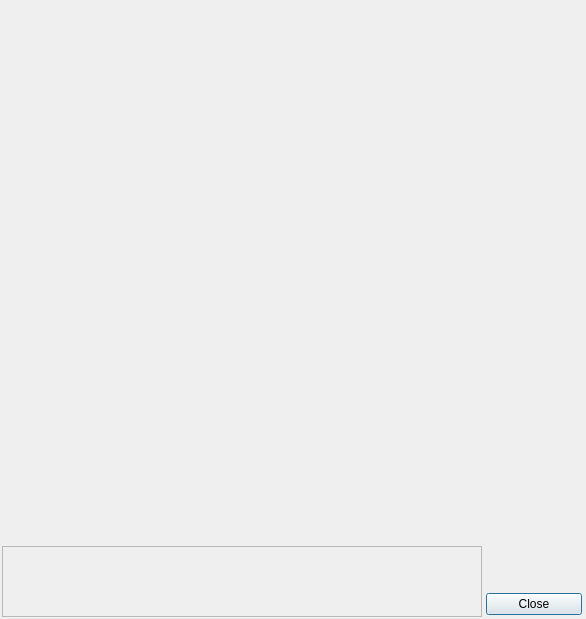
ZhuangLab/storm-control, file storm_control/hal4000/qtdesigner/camera-detached.ui: the form before one commit.
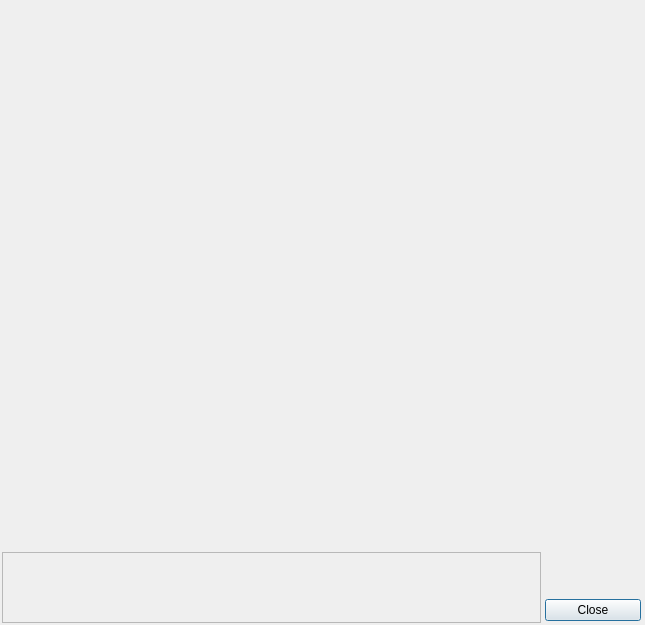
The form after the commit.

Commit message: Get detached mode working again.

What changed in the file:
```diff
--- a/storm_control/hal4000/qtdesigner/camera-detached.ui
+++ b/storm_control/hal4000/qtdesigner/camera-detached.ui
@@ -6,8 +6,8 @@
    <rect>
     <x>0</x>
     <y>0</y>
-    <width>586</width>
-    <height>619</height>
+    <width>645</width>
+    <height>625</height>
    </rect>
   </property>
   <property name="sizePolicy">
@@ -57,8 +57,8 @@
      </property>
      <property name="minimumSize">
       <size>
-       <width>585</width>
-       <height>543</height>
+       <width>645</width>
+       <height>550</height>
       </size>
      </property>
      <property name="maximumSize">
```
The commit also changes 8 other files.
